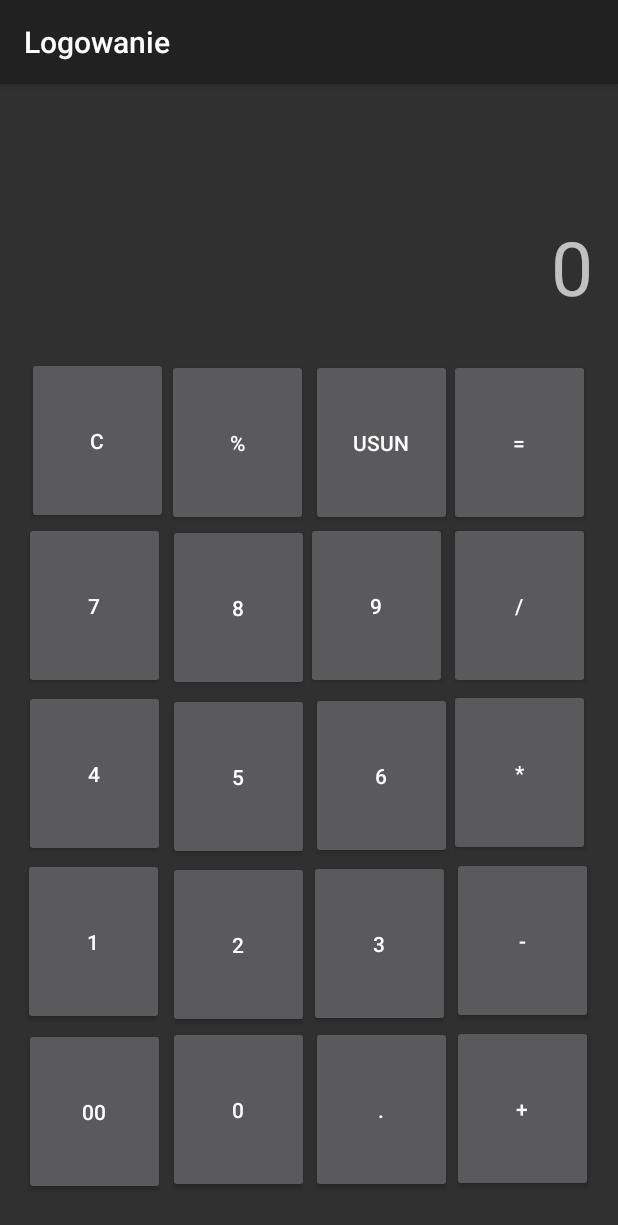
After one commit to KacperPiatkowski/Logowanie, an Android app: the CalulatorActivity screen opened directly, with no data from a screen before it, on a phone screen of 412 x 824 dp. The commit adds this screen. Shown: the top 1225 px of the screen. Run offline under Robolectric (Android 15) with nearby library versions, the phone set to English and light mode, and no system bars.

Commit message:
trzeba dokonczysz kalkualtor

```diff
--- a/app/src/main/AndroidManifest.xml
+++ b/app/src/main/AndroidManifest.xml
@@ -13,6 +13,9 @@
         android:theme="@style/Theme.Logowanie"
         tools:targetApi="31">
         <activity
+            android:name=".CalulatorActivity"
+            android:exported="false"/>
+        <activity
             android:name=".MainActivity"
             android:exported="true">
             <intent-filter>
--- /dev/null
+++ b/app/src/main/java/com/example/logowanie/CalulatorActivity.kt
@@ -0,0 +1,34 @@
+package com.example.logowanie
+
+import android.annotation.SuppressLint
+import android.os.Bundle
+import android.view.View
+import android.widget.TextView
+import androidx.appcompat.app.AppCompatActivity
+import android.widget.Button
+import java.util.Stack
+
+class CalulatorActivity : AppCompatActivity() {
+
+
+    @SuppressLint("MissingInflatedId")
+    override fun onCreate(savedInstanceState: Bundle?) {
+        super.onCreate(savedInstanceState)
+        setContentView(R.layout.activity_calculator)
+        val planets =  Stack<Int>()
+
+        val tablica = intent.getStringArrayExtra("Logowanie")
+        var zalogowano = false
+        var tab = arrayOf("", "")
+        if (tablica != null) {
+            zalogowano = true
+            tab = tablica
+
+
+            findViewById<Button>(R.id.zero).setOnClickListener {
+                val empty : Boolean = planets.isEmpty()
+                findViewById<TextView>(R.id.wyswietlanie).text ="0 " +empty.toString()
+            }
+        }
+    }
+}
--- a/app/src/main/java/com/example/logowanie/IndexActivity.kt
+++ /dev/null
@@ -1,13 +0,0 @@
-package com.example.logowanie
-
-import androidx.appcompat.app.AppCompatActivity
-import android.os.Bundle
-
-class IndexActivity : AppCompatActivity() {
-    override fun onCreate(savedInstanceState: Bundle?) {
-        super.onCreate(savedInstanceState)
-        setContentView(R.layout.activity_main)
-
-        val tab =intent.getStringArrayExtra("Logowanie")
-    }
-}
--- a/app/src/main/java/com/example/logowanie/MainActivity.kt
+++ b/app/src/main/java/com/example/logowanie/MainActivity.kt
@@ -2,12 +2,11 @@ package com.example.logowanie
 
 import android.annotation.SuppressLint
 import android.content.Intent
-import androidx.appcompat.app.AppCompatActivity
 import android.os.Bundle
-import android.provider.ContactsContract.CommonDataKinds.Email
 import android.widget.Button
 import android.widget.EditText
 import android.widget.Toast
+import androidx.appcompat.app.AppCompatActivity
 
 class MainActivity : AppCompatActivity() {
     @SuppressLint("MissingInflatedId")
@@ -38,10 +37,9 @@ class MainActivity : AppCompatActivity() {
 
                 Toast.makeText(this, "", Toast.LENGTH_SHORT).show()
 
-                startActivity(Intent(this, IndexActivity::class.java).putExtra("Logowanie", tab));
+                startActivity(Intent(this, CalulatorActivity::class.java).putExtra("Logowanie", tab))
 
             }
         }
-
     }
 }
--- /dev/null
+++ b/app/src/main/res/layout/activity_calculator.xml
@@ -0,0 +1,234 @@
+<?xml version="1.0" encoding="utf-8"?>
+<androidx.constraintlayout.widget.ConstraintLayout xmlns:android="http://schemas.android.com/apk/res/android"
+    xmlns:app="http://schemas.android.com/apk/res-auto"
+    xmlns:tools="http://schemas.android.com/tools"
+    android:layout_width="match_parent"
+    android:layout_height="match_parent">
+
+    <RelativeLayout
+        android:layout_width="380dp"
+        android:layout_height="680dp"
+        app:layout_constraintBottom_toBottomOf="parent"
+        app:layout_constraintEnd_toEndOf="parent"
+        app:layout_constraintHorizontal_bias="0.483"
+        app:layout_constraintStart_toStartOf="parent"
+        app:layout_constraintTop_toTopOf="parent"
+        app:layout_constraintVertical_bias="0.686">
+
+        <TextView
+            android:id="@+id/wyswietlanie"
+            android:layout_width="378dp"
+            android:layout_height="120dp"
+            android:layout_alignParentStart="true"
+            android:layout_alignParentTop="true"
+            android:layout_alignParentEnd="true"
+            android:layout_alignParentBottom="true"
+            android:layout_marginStart="2dp"
+            android:layout_marginTop="1dp"
+            android:layout_marginEnd="0dp"
+            android:layout_marginBottom="559dp"
+            android:gravity="center|right"
+            android:text="0"
+            android:textSize="50sp" />
+
+        <Button
+            android:id="@+id/C"
+            android:layout_width="94dp"
+            android:layout_height="111dp"
+            android:layout_alignParentEnd="true"
+            android:layout_alignParentBottom="true"
+            android:layout_marginEnd="283dp"
+            android:layout_marginBottom="447dp"
+            android:text="C" />
+
+        <Button
+            android:id="@+id/Procent"
+            android:layout_width="94dp"
+            android:layout_height="111dp"
+            android:layout_alignParentEnd="true"
+            android:layout_alignParentBottom="true"
+            android:layout_marginEnd="190dp"
+            android:layout_marginBottom="446dp"
+            android:text="%" />
+
+        <Button
+            android:id="@+id/Usun"
+            android:layout_width="94dp"
+            android:layout_height="111dp"
+            android:layout_alignParentEnd="true"
+            android:layout_alignParentBottom="true"
+            android:layout_marginEnd="94dp"
+            android:layout_marginBottom="446dp"
+            android:text="usun" />
+
+        <Button
+            android:id="@+id/Rowny"
+            android:layout_width="94dp"
+            android:layout_height="111dp"
+            android:layout_alignParentEnd="true"
+            android:layout_alignParentBottom="true"
+            android:layout_marginEnd="2dp"
+            android:layout_marginBottom="446dp"
+            android:text="=" />
+
+        <Button
+            android:id="@+id/siedem"
+            android:layout_width="94dp"
+            android:layout_height="111dp"
+            android:layout_alignParentEnd="true"
+            android:layout_alignParentBottom="true"
+            android:layout_marginEnd="285dp"
+            android:layout_marginBottom="337dp"
+            android:text="7" />
+
+        <Button
+            android:id="@+id/osiem"
+            android:layout_width="94dp"
+            android:layout_height="111dp"
+            android:layout_alignParentEnd="true"
+            android:layout_alignParentBottom="true"
+            android:layout_marginEnd="189dp"
+            android:layout_marginBottom="336dp"
+            android:text="8" />
+
+        <Button
+            android:id="@+id/dziewiec"
+            android:layout_width="94dp"
+            android:layout_height="111dp"
+            android:layout_alignParentEnd="true"
+            android:layout_alignParentBottom="true"
+            android:layout_marginEnd="97dp"
+            android:layout_marginBottom="337dp"
+            android:text="9" />
+
+        <Button
+            android:id="@+id/podzielic"
+            android:layout_width="94dp"
+            android:layout_height="111dp"
+            android:layout_alignParentEnd="true"
+            android:layout_alignParentBottom="true"
+            android:layout_marginEnd="2dp"
+            android:layout_marginBottom="337dp"
+            android:text="/" />
+
+        <Button
+            android:id="@+id/cztery"
+            android:layout_width="94dp"
+            android:layout_height="111dp"
+            android:layout_alignParentEnd="true"
+            android:layout_alignParentBottom="true"
+            android:layout_marginEnd="285dp"
+            android:layout_marginBottom="225dp"
+            android:text="4" />
+
+        <Button
+            android:id="@+id/piec"
+            android:layout_width="94dp"
+            android:layout_height="111dp"
+            android:layout_alignParentEnd="true"
+            android:layout_alignParentBottom="true"
+            android:layout_marginEnd="189dp"
+            android:layout_marginBottom="223dp"
+            android:text="5" />
+
+        <Button
+            android:id="@+id/szesc"
+            android:layout_width="94dp"
+            android:layout_height="111dp"
+            android:layout_alignParentEnd="true"
+            android:layout_alignParentBottom="true"
+            android:layout_marginEnd="94dp"
+            android:layout_marginBottom="224dp"
+            android:text="6" />
+
+        <Button
+            android:id="@+id/razy"
+            android:layout_width="94dp"
+            android:layout_height="111dp"
+            android:layout_alignParentEnd="true"
+            android:layout_alignParentBottom="true"
+            android:layout_marginEnd="2dp"
+            android:layout_marginBottom="226dp"
+            android:text="*" />
+
+        <Button
+            android:id="@+id/jeden"
+            android:layout_width="94dp"
+            android:layout_height="111dp"
+            android:layout_alignParentEnd="true"
+            android:layout_alignParentBottom="true"
+            android:layout_marginEnd="286dp"
+            android:layout_marginBottom="113dp"
+            android:text="1" />
+
+        <Button
+            android:id="@+id/dwa"
+            android:layout_width="94dp"
+            android:layout_height="111dp"
+            android:layout_alignParentEnd="true"
+            android:layout_alignParentBottom="true"
+            android:layout_marginEnd="189dp"
+            android:layout_marginBottom="111dp"
+            android:text="2" />
+
+        <Button
+            android:id="@+id/trzy"
+            android:layout_width="94dp"
+            android:layout_height="111dp"
+            android:layout_alignParentEnd="true"
+            android:layout_alignParentBottom="true"
+            android:layout_marginEnd="95dp"
+            android:layout_marginBottom="112dp"
+            android:text="3" />
+
+        <Button
+            android:id="@+id/minus"
+            android:layout_width="94dp"
+            android:layout_height="111dp"
+            android:layout_alignParentEnd="true"
+            android:layout_alignParentBottom="true"
+            android:layout_marginEnd="0dp"
+            android:layout_marginBottom="114dp"
+            android:text="-" />
+
+        <Button
+            android:id="@+id/dwazera"
+            android:layout_width="94dp"
+            android:layout_height="111dp"
+            android:layout_alignParentEnd="true"
+            android:layout_alignParentBottom="true"
+            android:layout_marginEnd="285dp"
+            android:layout_marginBottom="0dp"
+            android:text="00" />
+
+        <Button
+            android:id="@+id/zero"
+            android:layout_width="94dp"
+            android:layout_height="111dp"
+            android:layout_alignParentEnd="true"
+            android:layout_alignParentBottom="true"
+            android:layout_marginEnd="189dp"
+            android:layout_marginBottom="1dp"
+            android:text="0" />
+
+        <Button
+            android:id="@+id/plus"
+            android:layout_width="94dp"
+            android:layout_height="111dp"
+            android:layout_alignParentEnd="true"
+            android:layout_alignParentBottom="true"
+            android:layout_marginEnd="0dp"
+            android:layout_marginBottom="2dp"
+            android:text="+" />
+
+        <Button
+            android:id="@+id/przecinek"
+            android:layout_width="94dp"
+            android:layout_height="111dp"
+            android:layout_alignParentEnd="true"
+            android:layout_alignParentBottom="true"
+            android:layout_marginEnd="94dp"
+            android:layout_marginBottom="1dp"
+            android:text="." />
+    </RelativeLayout>
+</androidx.constraintlayout.widget.ConstraintLayout>
--- a/app/src/main/res/layout/activity_index.xml
+++ /dev/null
@@ -1,17 +0,0 @@
-<?xml version="1.0" encoding="utf-8"?>
-<androidx.constraintlayout.widget.ConstraintLayout xmlns:android="http://schemas.android.com/apk/res/android"
-    xmlns:app="http://schemas.android.com/apk/res-auto"
-    xmlns:tools="http://schemas.android.com/tools"
-    android:layout_width="match_parent"
-    android:layout_height="match_parent">
-
-    <TextView
-        android:id="@+id/textView2"
-        android:layout_width="144dp"
-        android:layout_height="60dp"
-        android:text="TextView"
-        app:layout_constraintBottom_toBottomOf="parent"
-        app:layout_constraintEnd_toEndOf="parent"
-        app:layout_constraintStart_toStartOf="parent"
-        app:layout_constraintTop_toTopOf="parent" />
-</androidx.constraintlayout.widget.ConstraintLayout>
--- a/app/src/main/res/values/themes.xml
+++ b/app/src/main/res/values/themes.xml
@@ -1,6 +1,6 @@
 <resources xmlns:tools="http://schemas.android.com/tools">
     <!-- Base application theme. -->
-    <style name="Base.Theme.Logowanie" parent="Theme.Material3.DayNight.NoActionBar">
+    <style name="Base.Theme.Logowanie" parent="Base.Theme.AppCompat">
         <!-- Customize your light theme here. -->
         <!-- <item name="colorPrimary">@color/my_light_primary</item> -->
     </style>
```
